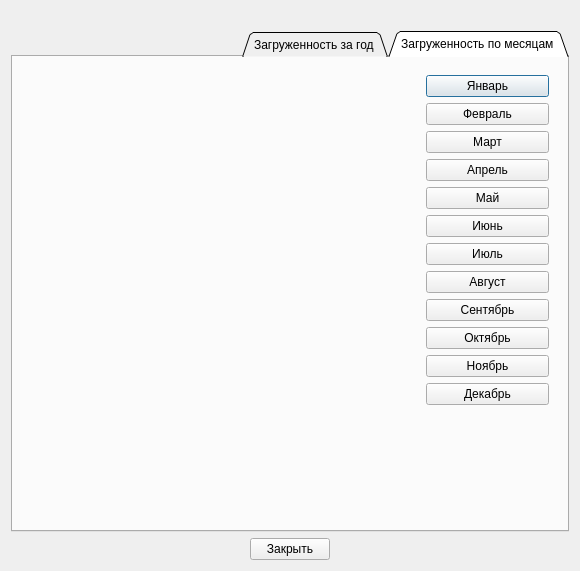
W-AndreyV-W/AirportInspector, file workloadschedule.ui: the form before one commit.
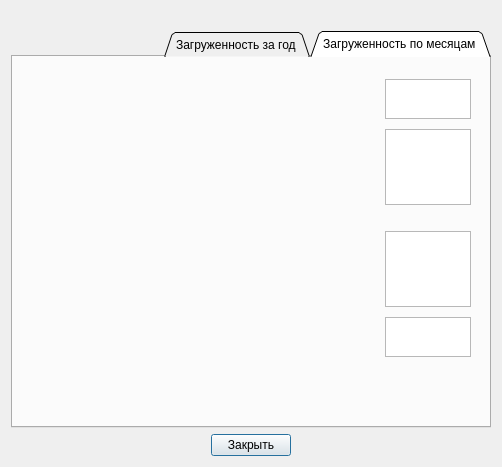
The form after the commit. The open tabs and pages were chosen to show the change. Custom widgets are drawn as their Qt base class.

Patch:
```diff
--- a/workloadschedule.ui
+++ b/workloadschedule.ui
@@ -6,8 +6,8 @@
    <rect>
     <x>0</x>
     <y>0</y>
-    <width>580</width>
-    <height>571</height>
+    <width>502</width>
+    <height>467</height>
    </rect>
   </property>
   <property name="windowTitle">
@@ -48,98 +48,226 @@
           <widget class="QFrame" name="qf_Month">
            <property name="maximumSize">
             <size>
-             <width>141</width>
+             <width>104</width>
              <height>16777215</height>
             </size>
            </property>
            <layout class="QVBoxLayout" name="verticalLayout">
             <item>
-             <widget class="QPushButton" name="pb_January">
-              <property name="text">
-               <string>Январь</string>
+             <spacer name="verticalSpacer_4">
+              <property name="orientation">
+               <enum>Qt::Vertical</enum>
               </property>
-             </widget>
-            </item>
-            <item>
-             <widget class="QPushButton" name="pb_February">
-              <property name="text">
-               <string>Февраль</string>
+              <property name="sizeType">
+               <enum>QSizePolicy::Fixed</enum>
               </property>
-             </widget>
-            </item>
-            <item>
-             <widget class="QPushButton" name="pb_March">
-              <property name="text">
-               <string>Март</string>
+              <property name="sizeHint" stdset="0">
+               <size>
+                <width>20</width>
+                <height>4</height>
+               </size>
               </property>
-             </widget>
+             </spacer>
             </item>
             <item>
-             <widget class="QPushButton" name="pb_April">
-              <property name="text">
-               <string>Апрель</string>
+             <widget class="QListWidget" name="lw_MonthYearUp">
+              <property name="sizePolicy">
+               <sizepolicy hsizetype="Expanding" vsizetype="Fixed">
+                <horstretch>0</horstretch>
+                <verstretch>0</verstretch>
+               </sizepolicy>
               </property>
-             </widget>
-            </item>
-            <item>
-             <widget class="QPushButton" name="pb_May">
-              <property name="text">
-               <string>Май</string>
+              <property name="maximumSize">
+               <size>
+                <width>86</width>
+                <height>40</height>
+               </size>
               </property>
-             </widget>
-            </item>
-            <item>
-             <widget class="QPushButton" name="pb_June">
-              <property name="text">
-               <string>Июнь</string>
+              <property name="focusPolicy">
+               <enum>Qt::ClickFocus</enum>
               </property>
+              <property name="contextMenuPolicy">
+               <enum>Qt::DefaultContextMenu</enum>
+              </property>
+              <property name="layoutDirection">
+               <enum>Qt::LeftToRight</enum>
+              </property>
+              <property name="movement">
+               <enum>QListView::Snap</enum>
+              </property>
+              <property name="flow">
+               <enum>QListView::LeftToRight</enum>
+              </property>
+              <property name="resizeMode">
+               <enum>QListView::Adjust</enum>
+              </property>
+              <property name="layoutMode">
+               <enum>QListView::Batched</enum>
+              </property>
+              <property name="viewMode">
+               <enum>QListView::IconMode</enum>
+              </property>
              </widget>
             </item>
             <item>
-             <widget class="QPushButton" name="pb_July">
-              <property name="text">
-               <string>Июль</string>
+             <spacer name="verticalSpacer_2">
+              <property name="orientation">
+               <enum>Qt::Vertical</enum>
               </property>
-             </widget>
+              <property name="sizeType">
+               <enum>QSizePolicy::Fixed</enum>
+              </property>
+              <property name="sizeHint" stdset="0">
+               <size>
+                <width>20</width>
+                <height>4</height>
+               </size>
+              </property>
+             </spacer>
             </item>
             <item>
-             <widget class="QPushButton" name="pb_August">
-              <property name="text">
-               <string>Август</string>
+             <widget class="QListWidget" name="lw_MonthUp">
+              <property name="sizePolicy">
+               <sizepolicy hsizetype="Expanding" vsizetype="Fixed">
+                <horstretch>0</horstretch>
+                <verstretch>0</verstretch>
+               </sizepolicy>
               </property>
+              <property name="maximumSize">
+               <size>
+                <width>86</width>
+                <height>76</height>
+               </size>
+              </property>
+              <property name="focusPolicy">
+               <enum>Qt::ClickFocus</enum>
+              </property>
+              <property name="contextMenuPolicy">
+               <enum>Qt::DefaultContextMenu</enum>
+              </property>
+              <property name="layoutDirection">
+               <enum>Qt::LeftToRight</enum>
+              </property>
+              <property name="movement">
+               <enum>QListView::Snap</enum>
+              </property>
+              <property name="flow">
+               <enum>QListView::LeftToRight</enum>
+              </property>
+              <property name="resizeMode">
+               <enum>QListView::Adjust</enum>
+              </property>
+              <property name="layoutMode">
+               <enum>QListView::Batched</enum>
+              </property>
+              <property name="viewMode">
+               <enum>QListView::IconMode</enum>
+              </property>
              </widget>
             </item>
             <item>
-             <widget class="QPushButton" name="pb_September">
+             <widget class="QLabel" name="lb_MonthYear">
               <property name="text">
-               <string>Сентябрь</string>
+               <string/>
               </property>
+              <property name="alignment">
+               <set>Qt::AlignCenter</set>
+              </property>
              </widget>
             </item>
             <item>
-             <widget class="QPushButton" name="pb_October">
-              <property name="text">
-               <string>Октябрь</string>
+             <widget class="QListWidget" name="lw_MonthDown">
+              <property name="sizePolicy">
+               <sizepolicy hsizetype="Expanding" vsizetype="Fixed">
+                <horstretch>0</horstretch>
+                <verstretch>0</verstretch>
+               </sizepolicy>
               </property>
+              <property name="maximumSize">
+               <size>
+                <width>86</width>
+                <height>76</height>
+               </size>
+              </property>
+              <property name="focusPolicy">
+               <enum>Qt::ClickFocus</enum>
+              </property>
+              <property name="contextMenuPolicy">
+               <enum>Qt::DefaultContextMenu</enum>
+              </property>
+              <property name="layoutDirection">
+               <enum>Qt::LeftToRight</enum>
+              </property>
+              <property name="movement">
+               <enum>QListView::Snap</enum>
+              </property>
+              <property name="flow">
+               <enum>QListView::LeftToRight</enum>
+              </property>
+              <property name="resizeMode">
+               <enum>QListView::Adjust</enum>
+              </property>
+              <property name="layoutMode">
+               <enum>QListView::Batched</enum>
+              </property>
+              <property name="viewMode">
+               <enum>QListView::IconMode</enum>
+              </property>
              </widget>
             </item>
             <item>
-             <widget class="QPushButton" name="pb_November">
-              <property name="text">
-               <string>Ноябрь</string>
+             <spacer name="verticalSpacer_3">
+              <property name="orientation">
+               <enum>Qt::Vertical</enum>
               </property>
-             </widget>
+              <property name="sizeType">
+               <enum>QSizePolicy::Fixed</enum>
+              </property>
+              <property name="sizeHint" stdset="0">
+               <size>
+                <width>20</width>
+                <height>4</height>
+               </size>
+              </property>
+             </spacer>
             </item>
             <item>
-             <widget class="QPushButton" name="pb_December">
-              <property name="minimumSize">
+             <widget class="QListWidget" name="lw_MonthYearDown">
+              <property name="sizePolicy">
+               <sizepolicy hsizetype="Expanding" vsizetype="Fixed">
+                <horstretch>0</horstretch>
+                <verstretch>0</verstretch>
+               </sizepolicy>
+              </property>
+              <property name="maximumSize">
                <size>
-                <width>78</width>
-                <height>0</height>
+                <width>86</width>
+                <height>40</height>
                </size>
               </property>
-              <property name="text">
-               <string>Декабрь</string>
+              <property name="focusPolicy">
+               <enum>Qt::ClickFocus</enum>
+              </property>
+              <property name="contextMenuPolicy">
+               <enum>Qt::DefaultContextMenu</enum>
+              </property>
+              <property name="layoutDirection">
+               <enum>Qt::LeftToRight</enum>
+              </property>
+              <property name="movement">
+               <enum>QListView::Snap</enum>
+              </property>
+              <property name="flow">
+               <enum>QListView::LeftToRight</enum>
+              </property>
+              <property name="resizeMode">
+               <enum>QListView::Adjust</enum>
+              </property>
+              <property name="layoutMode">
+               <enum>QListView::Batched</enum>
+              </property>
+              <property name="viewMode">
+               <enum>QListView::IconMode</enum>
               </property>
              </widget>
             </item>
@@ -159,6 +287,13 @@
            </layout>
           </widget>
          </item>
+         <item row="0" column="7">
+          <widget class="QCustomPlot" name="cp_ChartMonth" native="true">
+           <property name="layoutDirection">
+            <enum>Qt::LeftToRight</enum>
+           </property>
+          </widget>
+         </item>
         </layout>
        </widget>
        <widget class="QWidget" name="tab">
```
Left out of the diff: 224 changed lines with no effect on the pictures.
